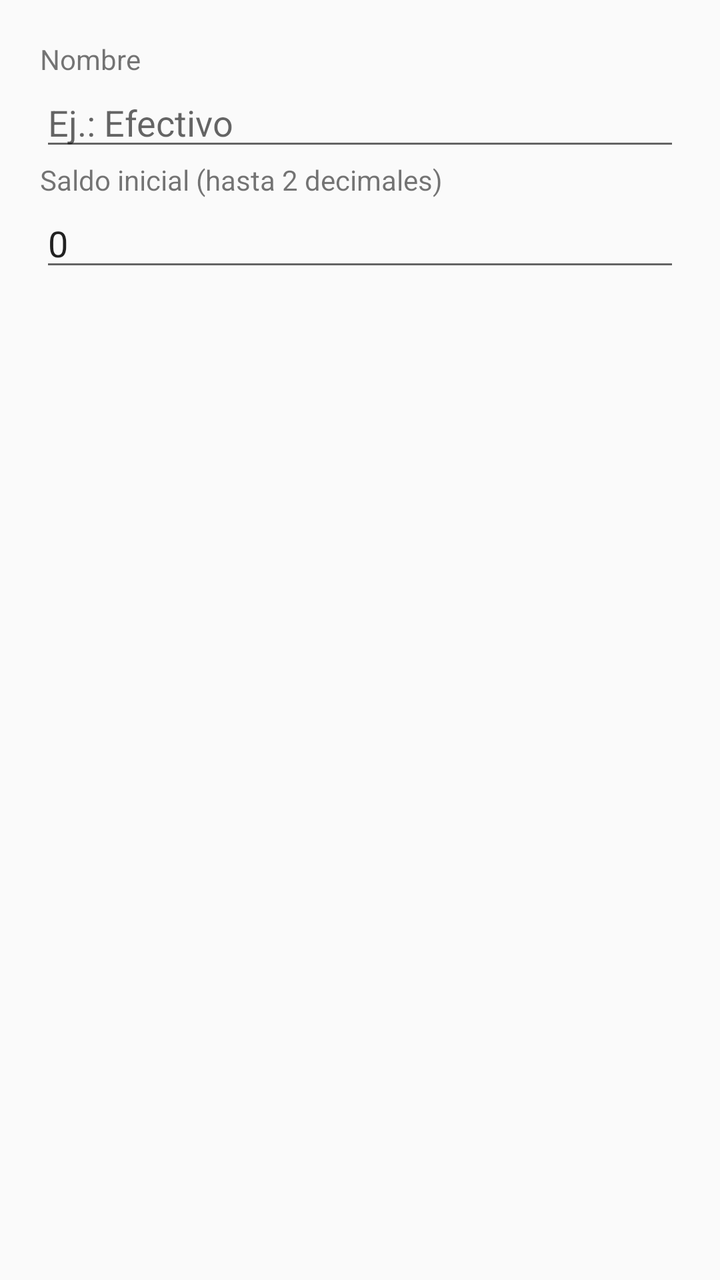
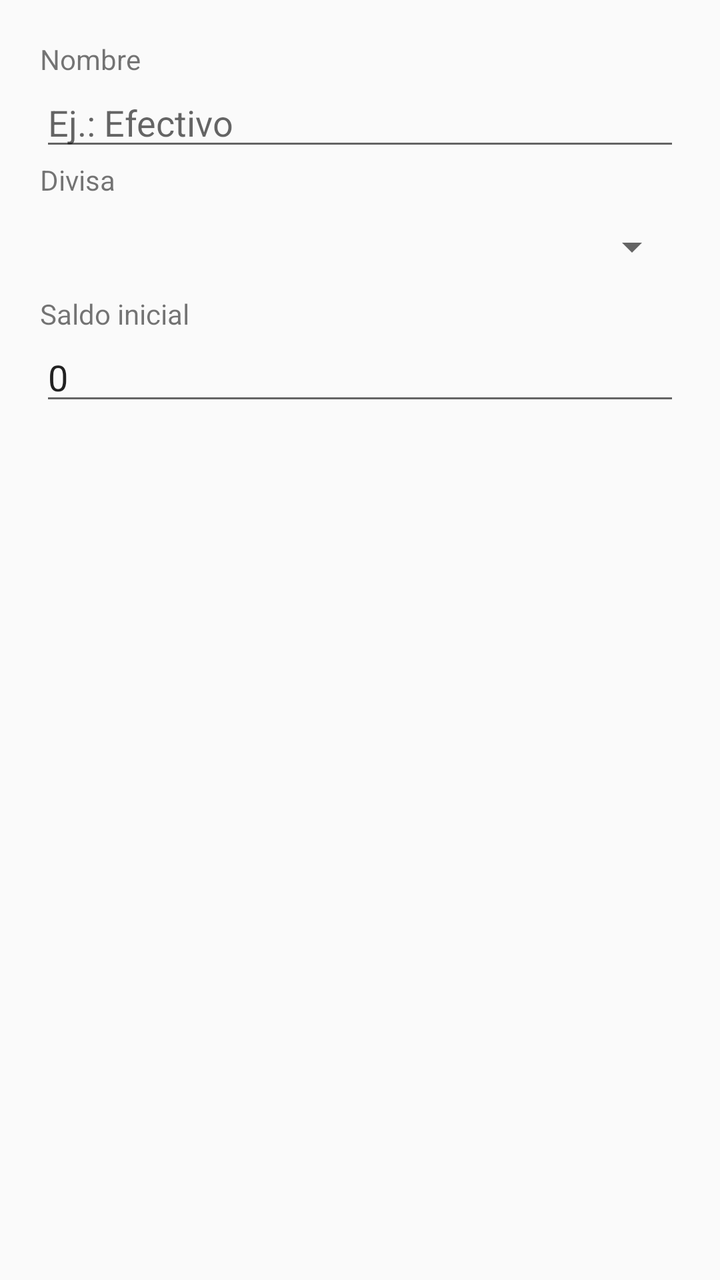

Compare the two renders of this Android layout. The source of the first and the diff that turns it into the second are given below.
<!-- AndroidManifest.xml: application theme android:Theme.Material.Light.NoActionBar -->
<!-- res/layout/dialog_cuenta.xml -->
<?xml version="1.0" encoding="utf-8"?>
<ScrollView xmlns:android="http://schemas.android.com/apk/res/android" android:layout_width="match_parent" android:layout_height="wrap_content">
    <LinearLayout android:layout_width="match_parent" android:layout_height="wrap_content" android:orientation="vertical" android:padding="20dp">
        <TextView android:layout_width="match_parent" android:layout_height="wrap_content" android:text="Nombre" android:labelFor="@+id/nombre" />
        <EditText android:id="@id/nombre" android:layout_width="match_parent" android:layout_height="wrap_content" android:inputType="textCapSentences" android:maxLines="1" android:hint="Ej.: Efectivo" />
        <TextView android:layout_width="match_parent" android:layout_height="wrap_content" android:text="Saldo inicial (hasta 2 decimales)" android:labelFor="@+id/saldo_inicial" />
        <EditText android:id="@id/saldo_inicial" android:layout_width="match_parent" android:layout_height="wrap_content" android:inputType="numberDecimal|numberSigned" android:digits="0123456789.,-" android:text="0" android:maxLines="1" android:selectAllOnFocus="true" />
    </LinearLayout>
</ScrollView>
<!-- resources referenced by this layout -->
<resources>

</resources>

<!-- the commit's change to res/layout/dialog_cuenta.xml (unified diff, before → after) -->
@@ -3,7 +3,9 @@
     <LinearLayout android:layout_width="match_parent" android:layout_height="wrap_content" android:orientation="vertical" android:padding="20dp">
         <TextView android:layout_width="match_parent" android:layout_height="wrap_content" android:text="Nombre" android:labelFor="@+id/nombre" />
         <EditText android:id="@id/nombre" android:layout_width="match_parent" android:layout_height="wrap_content" android:inputType="textCapSentences" android:maxLines="1" android:hint="Ej.: Efectivo" />
-        <TextView android:layout_width="match_parent" android:layout_height="wrap_content" android:text="Saldo inicial (hasta 2 decimales)" android:labelFor="@+id/saldo_inicial" />
+<TextView android:layout_width="match_parent" android:layout_height="wrap_content" android:text="Divisa" android:labelFor="@+id/divisa" />
+<Spinner android:id="@id/divisa" android:layout_width="match_parent" android:layout_height="48dp" android:contentDescription="Divisa" />
+        <TextView android:layout_width="match_parent" android:layout_height="wrap_content" android:text="Saldo inicial" android:labelFor="@+id/saldo_inicial" />
         <EditText android:id="@id/saldo_inicial" android:layout_width="match_parent" android:layout_height="wrap_content" android:inputType="numberDecimal|numberSigned" android:digits="0123456789.,-" android:text="0" android:maxLines="1" android:selectAllOnFocus="true" />
     </LinearLayout>
 </ScrollView>
